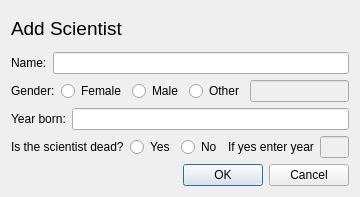
Before: the Qt Designer form vln-vika3/vln3/addscientistdialog.ui in hoddiingi/vln1-2016, drawn with Qt 5.
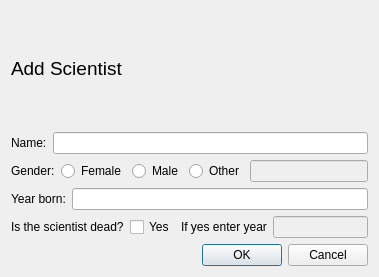
After: the same form once the commit is applied.

The edit to the form file:
```diff
--- a/vln-vika3/vln3/addscientistdialog.ui
+++ b/vln-vika3/vln3/addscientistdialog.ui
@@ -6,8 +6,8 @@
    <rect>
     <x>0</x>
     <y>0</y>
-    <width>360</width>
-    <height>197</height>
+    <width>379</width>
+    <height>277</height>
    </rect>
   </property>
   <property name="windowTitle">
@@ -105,19 +105,15 @@
         </widget>
        </item>
        <item>
-        <widget class="QRadioButton" name="deathYesButton">
+        <widget class="QCheckBox" name="deathYesButton">
+         <property name="contextMenuPolicy">
+          <enum>Qt::DefaultContextMenu</enum>
+         </property>
          <property name="text">
           <string>Yes</string>
          </property>
         </widget>
        </item>
-       <item>
-        <widget class="QRadioButton" name="deathNoButton">
-         <property name="text">
-          <string>No</string>
-         </property>
-        </widget>
-       </item>
        <item>
         <widget class="QLabel" name="label_5">
          <property name="text">
```
